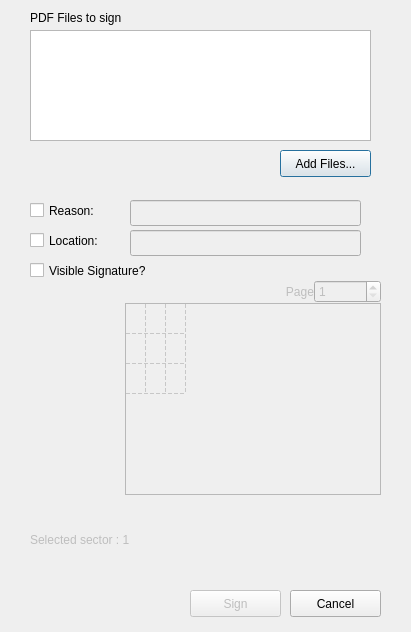
First picture: the form in pteid-mw-pt/_src/eidmw/eidgui/PDFSignWindow.ui, repository amagovpt/autenticacao.gov, before the edit.
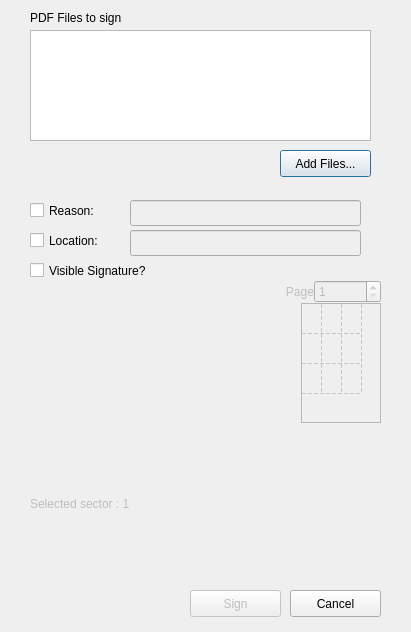
Second picture: the form after the edit.

Commit message: Minor improvements for the GUI: layout and default values

Diff of the .ui file:
```diff
--- a/pteid-mw-pt/_src/eidmw/eidgui/PDFSignWindow.ui
+++ b/pteid-mw-pt/_src/eidmw/eidgui/PDFSignWindow.ui
@@ -10,6 +10,12 @@
     <height>632</height>
    </rect>
   </property>
+  <property name="sizePolicy">
+   <sizepolicy hsizetype="Fixed" vsizetype="Fixed">
+    <horstretch>0</horstretch>
+    <verstretch>0</verstretch>
+   </sizepolicy>
+  </property>
   <property name="windowTitle">
    <string>PDF Signature</string>
   </property>
@@ -19,9 +25,15 @@
      <x>0</x>
      <y>0</y>
      <width>411</width>
-     <height>627</height>
+     <height>630</height>
     </rect>
    </property>
+   <property name="sizePolicy">
+    <sizepolicy hsizetype="Preferred" vsizetype="MinimumExpanding">
+     <horstretch>0</horstretch>
+     <verstretch>0</verstretch>
+    </sizepolicy>
+   </property>
    <widget class="QCheckBox" name="visible_checkBox">
     <property name="geometry">
      <rect>
@@ -126,6 +138,9 @@
      <property name="spacing">
       <number>0</number>
      </property>
+     <property name="sizeConstraint">
+      <enum>QLayout::SetMaximumSize</enum>
+     </property>
      <item>
       <layout class="QHBoxLayout" name="horizontalLayout">
        <item>
@@ -166,12 +181,12 @@
       </layout>
      </item>
      <item>
-      <layout class="QHBoxLayout" name="horizontalLayout_2">
+      <layout class="QHBoxLayout" name="horizontalLayout_2" stretch="0,0,0">
        <property name="spacing">
         <number>5</number>
        </property>
        <property name="sizeConstraint">
-        <enum>QLayout::SetMinimumSize</enum>
+        <enum>QLayout::SetMaximumSize</enum>
        </property>
        <property name="topMargin">
         <number>0</number>
@@ -191,7 +206,7 @@
           <string/>
          </property>
          <property name="alignment">
-          <set>Qt::AlignLeading|Qt::AlignLeft|Qt::AlignTop</set>
+          <set>Qt::AlignRight|Qt::AlignTrailing|Qt::AlignVCenter</set>
          </property>
         </widget>
        </item>
@@ -217,11 +232,17 @@
           <bool>false</bool>
          </property>
          <property name="sizePolicy">
-          <sizepolicy hsizetype="Fixed" vsizetype="Fixed">
+          <sizepolicy hsizetype="Preferred" vsizetype="MinimumExpanding">
            <horstretch>0</horstretch>
            <verstretch>0</verstretch>
           </sizepolicy>
          </property>
+         <property name="maximumSize">
+          <size>
+           <width>80</width>
+           <height>120</height>
+          </size>
+         </property>
          <property name="baseSize">
           <size>
            <width>60</width>
@@ -250,13 +271,13 @@
           <number>20</number>
          </attribute>
          <attribute name="horizontalHeaderMinimumSectionSize">
-          <number>20</number>
+          <number>10</number>
          </attribute>
          <attribute name="verticalHeaderVisible">
           <bool>false</bool>
          </attribute>
          <attribute name="verticalHeaderMinimumSectionSize">
-          <number>20</number>
+          <number>10</number>
          </attribute>
          <row/>
          <row/>
```
Left out of the diff: 7 changed lines with no effect on the pictures. The commit also changes 1 other file.
